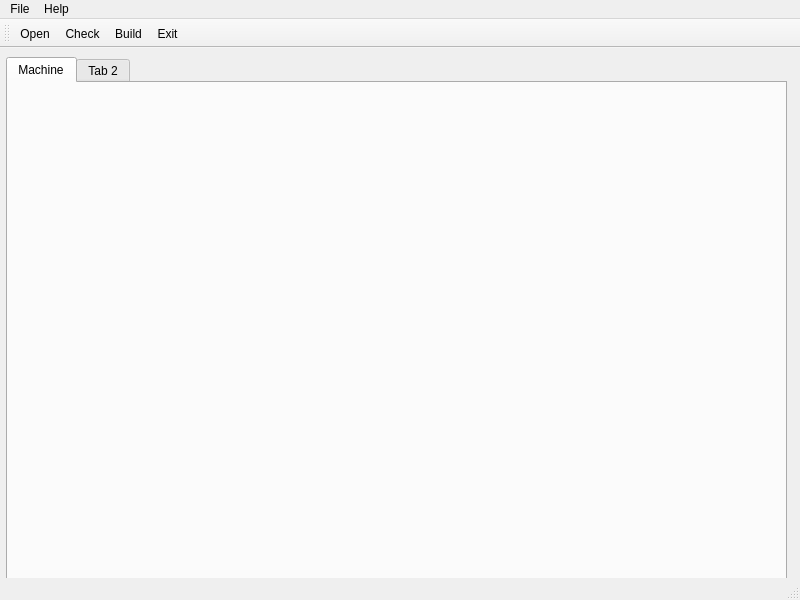
Above: pconfig.ui from cnc4less/pconfig before the change. Below: the same form after it.
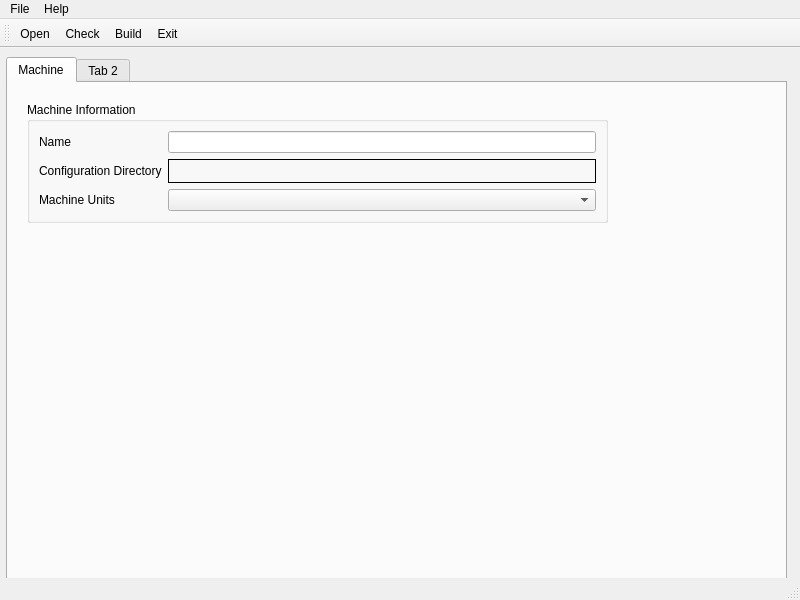
That is the form after the change.

Commit message: building framework

What changed in the file:
```diff
--- a/pconfig.ui
+++ b/pconfig.ui
@@ -30,6 +30,58 @@
      <attribute name="title">
       <string>Machine</string>
      </attribute>
+     <widget class="QGroupBox" name="gridGroupBox">
+      <property name="geometry">
+       <rect>
+        <x>19</x>
+        <y>19</y>
+        <width>581</width>
+        <height>121</height>
+       </rect>
+      </property>
+      <property name="title">
+       <string>Machine Information</string>
+      </property>
+      <layout class="QGridLayout" name="gridLayout">
+       <item row="0" column="0">
+        <widget class="QLabel" name="label">
+         <property name="text">
+          <string>Name</string>
+         </property>
+        </widget>
+       </item>
+       <item row="0" column="1">
+        <widget class="QLineEdit" name="nameLE"/>
+       </item>
+       <item row="1" column="1">
+        <widget class="QLabel" name="configPathLB">
+         <property name="frameShape">
+          <enum>QFrame::Box</enum>
+         </property>
+         <property name="text">
+          <string/>
+         </property>
+        </widget>
+       </item>
+       <item row="1" column="0">
+        <widget class="QLabel" name="label_2">
+         <property name="text">
+          <string>Configuration Directory</string>
+         </property>
+        </widget>
+       </item>
+       <item row="2" column="0">
+        <widget class="QLabel" name="label_3">
+         <property name="text">
+          <string>Machine Units</string>
+         </property>
+        </widget>
+       </item>
+       <item row="2" column="1">
+        <widget class="QComboBox" name="unitsCB"/>
+       </item>
+      </layout>
+     </widget>
     </widget>
     <widget class="QWidget" name="tab_1">
      <attribute name="title">
```
The commit also changes 2 other files.
